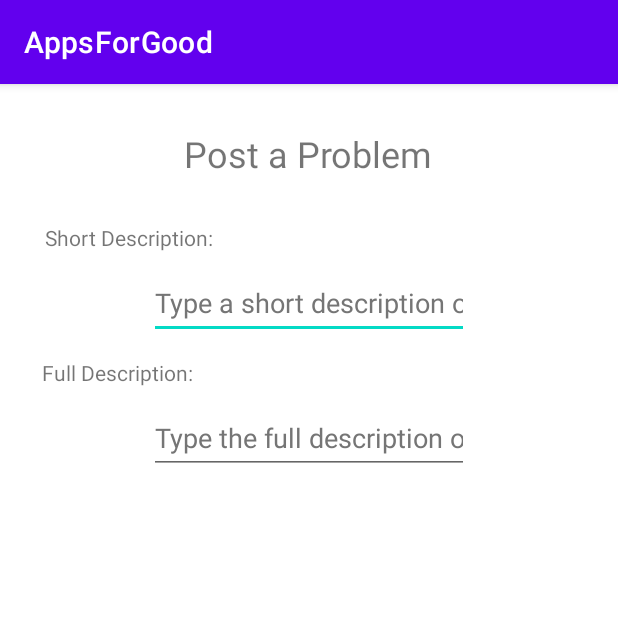
After one commit to amithchintalapati/AppsForGood, an Android app: the MakeProblem screen opened directly, with no data from a screen before it, on a phone screen of 412 x 824 dp, the top half of it. The commit adds this screen. Run offline under Robolectric (Android 15) with nearby library versions, the light colour scheme and no system bars.

Commit message:
Big big Amith Push (4/6)

```diff
--- a/app/src/main/AndroidManifest.xml
+++ b/app/src/main/AndroidManifest.xml
@@ -9,6 +9,9 @@
         android:roundIcon="@mipmap/ic_launcher_round"
         android:supportsRtl="true"
         android:theme="@style/Theme.AppsForGood">
+        <activity
+            android:name=".MakeProblem"
+            android:exported="false" />
         <activity
             android:name=".SignUpActivity"
             android:exported="false" />
--- a/app/src/main/java/com/example/appsforgood/MainActivity.java
+++ b/app/src/main/java/com/example/appsforgood/MainActivity.java
@@ -21,7 +21,5 @@ public class MainActivity extends AppCompatActivity {
         Intent intent = new Intent(this, SignUpActivity.class);
         //intent.putExtra("HelloStr", "Hello");
         startActivity(intent);
-
     }
-
 }
--- /dev/null
+++ b/app/src/main/java/com/example/appsforgood/MakeProblem.java
@@ -0,0 +1,14 @@
+package com.example.appsforgood;
+
+import androidx.appcompat.app.AppCompatActivity;
+
+import android.os.Bundle;
+
+public class MakeProblem extends AppCompatActivity {
+
+    @Override
+    protected void onCreate(Bundle savedInstanceState) {
+        super.onCreate(savedInstanceState);
+        setContentView(R.layout.activity_make_problem);
+    }
+}
--- /dev/null
+++ b/app/src/main/res/layout/activity_make_problem.xml
@@ -0,0 +1,74 @@
+<?xml version="1.0" encoding="utf-8"?>
+<androidx.constraintlayout.widget.ConstraintLayout xmlns:android="http://schemas.android.com/apk/res/android"
+    xmlns:app="http://schemas.android.com/apk/res-auto"
+    xmlns:tools="http://schemas.android.com/tools"
+    android:id="@+id/constraintLayout"
+    android:layout_width="match_parent"
+    android:layout_height="match_parent"
+    tools:context=".MakeProblem">
+
+    <TextView
+        android:id="@+id/shortDescription2"
+        android:layout_width="wrap_content"
+        android:layout_height="wrap_content"
+        android:layout_marginStart="28dp"
+        android:layout_marginTop="120dp"
+        android:text="@string/makeProblemLongDescription"
+        app:layout_constraintStart_toStartOf="parent"
+        app:layout_constraintTop_toBottomOf="@+id/titleProblem" />
+
+    <TextView
+        android:id="@+id/titleProblem"
+        android:layout_width="wrap_content"
+        android:layout_height="wrap_content"
+        android:layout_marginTop="30dp"
+        android:text="@string/makeProblemStr"
+        android:textSize="24sp"
+        app:layout_constraintEnd_toEndOf="parent"
+        app:layout_constraintHorizontal_bias="0.498"
+        app:layout_constraintStart_toStartOf="parent"
+        app:layout_constraintTop_toTopOf="parent" />
+
+    <TextView
+        android:id="@+id/shortDescription"
+        android:layout_width="wrap_content"
+        android:layout_height="wrap_content"
+        android:layout_marginStart="30dp"
+        android:layout_marginTop="30dp"
+        android:text="@string/makeProblemShortDescription"
+        app:layout_constraintStart_toStartOf="parent"
+        app:layout_constraintTop_toBottomOf="@+id/titleProblem" />
+
+    <EditText
+        android:id="@+id/editTextShortDescription"
+        android:layout_width="wrap_content"
+        android:layout_height="wrap_content"
+        android:layout_marginTop="10dp"
+        android:autofillHints=""
+        android:ems="10"
+        android:hint="@string/makeProblemShortDescriptionHint"
+        android:inputType="textPersonName"
+        android:minHeight="48dp"
+        android:textColorHint="#757575"
+        app:layout_constraintEnd_toEndOf="parent"
+        app:layout_constraintHorizontal_bias="0.5"
+        app:layout_constraintStart_toStartOf="parent"
+        app:layout_constraintTop_toBottomOf="@+id/shortDescription" />
+
+    <EditText
+        android:id="@+id/editTextShortDescription2"
+        android:layout_width="wrap_content"
+        android:layout_height="wrap_content"
+        android:layout_marginTop="10dp"
+        android:autofillHints=""
+        android:ems="10"
+        android:hint="@string/makeProblemLongDescriptionHint"
+        android:inputType="textPersonName"
+        android:minHeight="48dp"
+        android:textColorHint="#757575"
+        app:layout_constraintEnd_toEndOf="parent"
+        app:layout_constraintHorizontal_bias="0.5"
+        app:layout_constraintStart_toStartOf="parent"
+        app:layout_constraintTop_toBottomOf="@+id/shortDescription2" />
+
+</androidx.constraintlayout.widget.ConstraintLayout>
--- a/app/src/main/res/layout/activity_sign_in.xml
+++ b/app/src/main/res/layout/activity_sign_in.xml
@@ -2,6 +2,7 @@
 <androidx.constraintlayout.widget.ConstraintLayout xmlns:android="http://schemas.android.com/apk/res/android"
     xmlns:app="http://schemas.android.com/apk/res-auto"
     xmlns:tools="http://schemas.android.com/tools"
+    android:id="@+id/constraintLayout"
     android:layout_width="match_parent"
     android:layout_height="match_parent"
     tools:context=".SignIn">
@@ -29,6 +30,7 @@
         android:layout_marginTop="1dp"
         android:layout_marginEnd="101dp"
         android:layout_marginBottom="14dp"
+        android:autofillHints=""
         android:ems="10"
         android:inputType="textEmailAddress"
         android:minHeight="48dp"
@@ -36,8 +38,7 @@
         app:layout_constraintEnd_toEndOf="parent"
         app:layout_constraintStart_toStartOf="parent"
         app:layout_constraintTop_toBottomOf="@+id/usernameLabel"
-        tools:ignore="SpeakableTextPresentCheck"
-        android:autofillHints="" />
+        tools:ignore="SpeakableTextPresentCheck" />
 
     <TextView
         android:id="@+id/textView3"
@@ -62,6 +63,7 @@
         android:layout_marginTop="8dp"
         android:layout_marginEnd="99dp"
         android:layout_marginBottom="307dp"
+        android:autofillHints=""
         android:ems="10"
         android:inputType="textPassword"
         android:minHeight="48dp"
@@ -69,8 +71,7 @@
         app:layout_constraintEnd_toEndOf="parent"
         app:layout_constraintStart_toStartOf="parent"
         app:layout_constraintTop_toBottomOf="@+id/textView3"
-        tools:ignore="SpeakableTextPresentCheck"
-        android:autofillHints="" />
+        tools:ignore="SpeakableTextPresentCheck" />
 
     <TextView
         android:id="@+id/usernameLabel"
--- a/app/src/main/res/layout/activity_sign_up.xml
+++ b/app/src/main/res/layout/activity_sign_up.xml
@@ -2,6 +2,7 @@
 <androidx.constraintlayout.widget.ConstraintLayout xmlns:android="http://schemas.android.com/apk/res/android"
     xmlns:app="http://schemas.android.com/apk/res-auto"
     xmlns:tools="http://schemas.android.com/tools"
+    android:id="@+id/constraintLayout"
     android:layout_width="match_parent"
     android:layout_height="match_parent"
     tools:context=".SignUpActivity">
--- a/app/src/main/res/values/strings.xml
+++ b/app/src/main/res/values/strings.xml
@@ -18,4 +18,11 @@
     <string name="enterEmailTextStr">Enter your email</string>
     <string name="enterPhoneNumberTextStr">Enter your phone number</string>
 
+    //Make Problem
+    <string name="makeProblemStr">Post a Problem</string>
+    <string name="makeProblemShortDescription">Short Description:</string>
+    <string name="makeProblemShortDescriptionHint">Type a short description of the problem</string>
+
+    <string name="makeProblemLongDescription">Full Description:</string>
+    <string name="makeProblemLongDescriptionHint">Type the full description of the problem</string>
 </resources>
```
